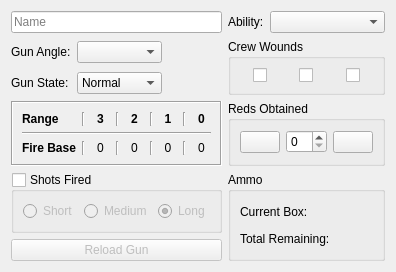
The window that CrewControls.ui (wchamilton/CEManeuverLog) describes before a commit, drawn with Qt 5.
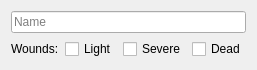
The same window after the commit. Icons and pictures are not drawn.

Patch:
```diff
--- a/CrewControls.ui
+++ b/CrewControls.ui
@@ -6,394 +6,14 @@
    <rect>
     <x>0</x>
     <y>0</y>
-    <width>395</width>
-    <height>244</height>
+    <width>231</width>
+    <height>62</height>
    </rect>
   </property>
   <property name="windowTitle">
    <string>Form</string>
   </property>
-  <layout class="QGridLayout" name="gridLayout_4" columnstretch="0,0,0,0,0,1">
-   <item row="0" column="4">
-    <widget class="QLabel" name="label_16">
-     <property name="text">
-      <string>Ability:</string>
-     </property>
-    </widget>
-   </item>
-   <item row="1" column="0">
-    <widget class="QLabel" name="label_2">
-     <property name="text">
-      <string>Gun Angle:</string>
-     </property>
-    </widget>
-   </item>
-   <item row="3" column="0" colspan="4">
-    <widget class="QFrame" name="frame">
-     <property name="autoFillBackground">
-      <bool>true</bool>
-     </property>
-     <property name="frameShape">
-      <enum>QFrame::Box</enum>
-     </property>
-     <property name="frameShadow">
-      <enum>QFrame::Sunken</enum>
-     </property>
-     <layout class="QGridLayout" name="gridLayout_3">
-      <item row="0" column="0">
-       <widget class="QLabel" name="label_3">
-        <property name="font">
-         <font>
-          <weight>75</weight>
-          <bold>true</bold>
-         </font>
-        </property>
-        <property name="text">
-         <string>Range</string>
-        </property>
-       </widget>
-      </item>
-      <item row="0" column="1">
-       <widget class="Line" name="line_2">
-        <property name="orientation">
-         <enum>Qt::Vertical</enum>
-        </property>
-       </widget>
-      </item>
-      <item row="0" column="2">
-       <widget class="QLabel" name="label_5">
-        <property name="font">
-         <font>
-          <weight>75</weight>
-          <bold>true</bold>
-         </font>
-        </property>
-        <property name="text">
-         <string>3</string>
-        </property>
-        <property name="alignment">
-         <set>Qt::AlignCenter</set>
-        </property>
-       </widget>
-      </item>
-      <item row="0" column="3">
-       <widget class="Line" name="line_7">
-        <property name="orientation">
-         <enum>Qt::Vertical</enum>
-        </property>
-       </widget>
-      </item>
-      <item row="0" column="4">
-       <widget class="QLabel" name="label_6">
-        <property name="font">
-         <font>
-          <weight>75</weight>
-          <bold>true</bold>
-         </font>
-        </property>
-        <property name="text">
-         <string>2</string>
-        </property>
-        <property name="alignment">
-         <set>Qt::AlignCenter</set>
-        </property>
-       </widget>
-      </item>
-      <item row="0" column="5">
-       <widget class="Line" name="line_11">
-        <property name="orientation">
-         <enum>Qt::Vertical</enum>
-        </property>
-       </widget>
-      </item>
-      <item row="0" column="6">
-       <widget class="QLabel" name="label_7">
-        <property name="font">
-         <font>
-          <weight>75</weight>
-          <bold>true</bold>
-         </font>
-        </property>
-        <property name="text">
-         <string>1</string>
-        </property>
-        <property name="alignment">
-         <set>Qt::AlignCenter</set>
-        </property>
-       </widget>
-      </item>
-      <item row="0" column="7">
-       <widget class="Line" name="line_12">
-        <property name="orientation">
-         <enum>Qt::Vertical</enum>
-        </property>
-       </widget>
-      </item>
-      <item row="0" column="8">
-       <widget class="QLabel" name="label_11">
-        <property name="font">
-         <font>
-          <weight>75</weight>
-          <bold>true</bold>
-         </font>
-        </property>
-        <property name="text">
-         <string>0</string>
-        </property>
-        <property name="alignment">
-         <set>Qt::AlignCenter</set>
-        </property>
-       </widget>
-      </item>
-      <item row="1" column="0" colspan="9">
-       <widget class="Line" name="line">
-        <property name="orientation">
-         <enum>Qt::Horizontal</enum>
-        </property>
-       </widget>
-      </item>
-      <item row="2" column="0">
-       <widget class="QLabel" name="label">
-        <property name="font">
-         <font>
-          <weight>75</weight>
-          <bold>true</bold>
-         </font>
-        </property>
-        <property name="text">
-         <string>Fire Base</string>
-        </property>
-       </widget>
-      </item>
-      <item row="2" column="2">
-       <widget class="QLabel" name="label_14">
-        <property name="text">
-         <string>0</string>
-        </property>
-        <property name="alignment">
-         <set>Qt::AlignCenter</set>
-        </property>
-       </widget>
-      </item>
-      <item row="2" column="4">
-       <widget class="QLabel" name="label_13">
-        <property name="text">
-         <string>0</string>
-        </property>
-        <property name="alignment">
-         <set>Qt::AlignCenter</set>
-        </property>
-       </widget>
-      </item>
-      <item row="2" column="6">
-       <widget class="QLabel" name="label_15">
-        <property name="text">
-         <string>0</string>
-        </property>
-        <property name="alignment">
-         <set>Qt::AlignCenter</set>
-        </property>
-       </widget>
-      </item>
-      <item row="2" column="8">
-       <widget class="QLabel" name="label_12">
-        <property name="text">
-         <string>0</string>
-        </property>
-        <property name="alignment">
-         <set>Qt::AlignCenter</set>
-        </property>
-       </widget>
-      </item>
-      <item row="2" column="1">
-       <widget class="Line" name="line_13">
-        <property name="orientation">
-         <enum>Qt::Vertical</enum>
-        </property>
-       </widget>
-      </item>
-      <item row="2" column="3">
-       <widget class="Line" name="line_14">
-        <property name="orientation">
-         <enum>Qt::Vertical</enum>
-        </property>
-       </widget>
-      </item>
-      <item row="2" column="5">
-       <widget class="Line" name="line_15">
-        <property name="orientation">
-         <enum>Qt::Vertical</enum>
-        </property>
-       </widget>
-      </item>
-      <item row="2" column="7">
-       <widget class="Line" name="line_16">
-        <property name="orientation">
-         <enum>Qt::Vertical</enum>
-        </property>
-       </widget>
-      </item>
-     </layout>
-    </widget>
-   </item>
-   <item row="4" column="0" colspan="4">
-    <widget class="QGroupBox" name="shots_fired_grpbox">
-     <property name="enabled">
-      <bool>true</bool>
-     </property>
-     <property name="title">
-      <string>Shots Fired</string>
-     </property>
-     <property name="checkable">
-      <bool>true</bool>
-     </property>
-     <property name="checked">
-      <bool>false</bool>
-     </property>
-     <layout class="QGridLayout" name="gridLayout">
-      <item row="0" column="0">
-       <widget class="QRadioButton" name="radioButton">
-        <property name="text">
-         <string>Short</string>
-        </property>
-       </widget>
-      </item>
-      <item row="0" column="1">
-       <widget class="QRadioButton" name="radioButton_2">
-        <property name="text">
-         <string>Medium</string>
-        </property>
-       </widget>
-      </item>
-      <item row="0" column="2">
-       <widget class="QRadioButton" name="radioButton_3">
-        <property name="text">
-         <string>Long</string>
-        </property>
-        <property name="checked">
-         <bool>true</bool>
-        </property>
-       </widget>
-      </item>
-     </layout>
-    </widget>
-   </item>
-   <item row="1" column="1">
-    <widget class="QComboBox" name="gun_angle"/>
-   </item>
-   <item row="0" column="5">
-    <widget class="QComboBox" name="comboBox"/>
-   </item>
-   <item row="1" column="4" rowspan="2" colspan="2">
-    <widget class="QGroupBox" name="groupBox">
-     <property name="title">
-      <string>Crew Wounds</string>
-     </property>
-     <layout class="QHBoxLayout" name="horizontalLayout_2">
-      <item alignment="Qt::AlignHCenter">
-       <widget class="QCheckBox" name="wound_1">
-        <property name="text">
-         <string/>
-        </property>
-        <attribute name="buttonGroup">
-         <string notr="true">wounds_buttonGroup</string>
-        </attribute>
-       </widget>
-      </item>
-      <item alignment="Qt::AlignHCenter">
-       <widget class="QCheckBox" name="wound_2">
-        <property name="text">
-         <string/>
-        </property>
-        <attribute name="buttonGroup">
-         <string notr="true">wounds_buttonGroup</string>
-        </attribute>
-       </widget>
-      </item>
-      <item alignment="Qt::AlignHCenter">
-       <widget class="QCheckBox" name="wound_3">
-        <property name="text">
-         <string/>
-        </property>
-        <attribute name="buttonGroup">
-         <string notr="true">wounds_buttonGroup</string>
-        </attribute>
-       </widget>
-      </item>
-     </layout>
-    </widget>
-   </item>
-   <item row="3" column="4" colspan="2">
-    <widget class="QGroupBox" name="groupBox_4">
-     <property name="title">
-      <string>Reds Obtained</string>
-     </property>
-     <layout class="QHBoxLayout" name="horizontalLayout_4" stretch="0,1,0">
-      <item>
-       <widget class="QPushButton" name="pushButton_2">
-        <property name="text">
-         <string/>
-        </property>
-        <property name="icon">
-         <iconset>
-          <normaloff>C:/Users/Wesley/Downloads/icons8-minus-48.png</normaloff>C:/Users/Wesley/Downloads/icons8-minus-48.png</iconset>
-        </property>
-       </widget>
-      </item>
-      <item>
-       <widget class="QSpinBox" name="spinBox_4"/>
-      </item>
-      <item>
-       <widget class="QPushButton" name="pushButton_3">
-        <property name="text">
-         <string/>
-        </property>
-        <property name="icon">
-         <iconset>
-          <normaloff>C:/Users/Wesley/Downloads/icons8-add-48.png</normaloff>C:/Users/Wesley/Downloads/icons8-add-48.png</iconset>
-        </property>
-       </widget>
-      </item>
-     </layout>
-    </widget>
-   </item>
-   <item row="4" column="4" rowspan="2" colspan="2">
-    <widget class="QGroupBox" name="groupBox_2">
-     <property name="title">
-      <string>Ammo</string>
-     </property>
-     <layout class="QGridLayout" name="gridLayout_2">
-      <item row="0" column="0">
-       <widget class="QLabel" name="label_4">
-        <property name="text">
-         <string>Current Box:</string>
-        </property>
-       </widget>
-      </item>
-      <item row="0" column="1">
-       <widget class="QLabel" name="label_8">
-        <property name="text">
-         <string>&lt;ammo&gt;</string>
-        </property>
-       </widget>
-      </item>
-      <item row="1" column="0">
-       <widget class="QLabel" name="label_9">
-        <property name="text">
-         <string>Total Remaining:</string>
-        </property>
-       </widget>
-      </item>
-      <item row="1" column="1">
-       <widget class="QLabel" name="label_10">
-        <property name="text">
-         <string>&lt;ammo&gt;</string>
-        </property>
-       </widget>
-      </item>
-     </layout>
-    </widget>
-   </item>
+  <layout class="QGridLayout" name="gridLayout">
    <item row="0" column="0" colspan="4">
     <widget class="QLineEdit" name="lineEdit_2">
      <property name="placeholderText">
@@ -401,56 +21,32 @@
      </property>
     </widget>
    </item>
-   <item row="1" column="2" colspan="2">
-    <spacer name="horizontalSpacer_2">
-     <property name="orientation">
-      <enum>Qt::Horizontal</enum>
+   <item row="1" column="0">
+    <widget class="QLabel" name="label">
+     <property name="text">
+      <string>Wounds:</string>
      </property>
-     <property name="sizeHint" stdset="0">
-      <size>
-       <width>40</width>
-       <height>20</height>
-      </size>
-     </property>
-    </spacer>
+    </widget>
    </item>
-   <item row="2" column="0">
-    <widget class="QLabel" name="label_18">
+   <item row="1" column="1">
+    <widget class="QCheckBox" name="wound_1">
      <property name="text">
-      <string>Gun State:</string>
+      <string>Light</string>
      </property>
     </widget>
    </item>
-   <item row="5" column="0" colspan="4">
-    <widget class="QPushButton" name="pushButton">
-     <property name="enabled">
-      <bool>false</bool>
-     </property>
+   <item row="1" column="2">
+    <widget class="QCheckBox" name="wound_2">
      <property name="text">
-      <string>Reload Gun</string>
+      <string>Severe</string>
      </property>
-     <property name="checkable">
-      <bool>true</bool>
-     </property>
     </widget>
    </item>
-   <item row="2" column="1">
-    <widget class="QComboBox" name="gun_state">
-     <item>
-      <property name="text">
-       <string>Normal</string>
-      </property>
-     </item>
-     <item>
-      <property name="text">
-       <string>Jammed</string>
-      </property>
-     </item>
-     <item>
-      <property name="text">
-       <string>Destroyed</string>
-      </property>
-     </item>
+   <item row="1" column="3">
+    <widget class="QCheckBox" name="wound_3">
+     <property name="text">
+      <string>Dead</string>
+     </property>
     </widget>
    </item>
   </layout>
```
Left out of the diff: 3 changed lines with no effect on the pictures.
